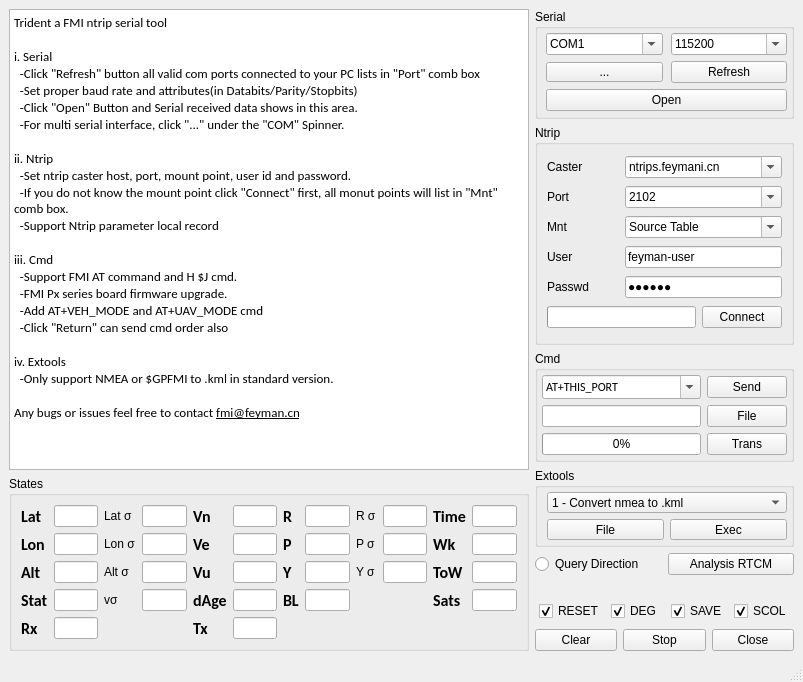
Above: gui/mainwindow.ui from linlintaotao/trident3.0 before the change. Below: the same form after it.
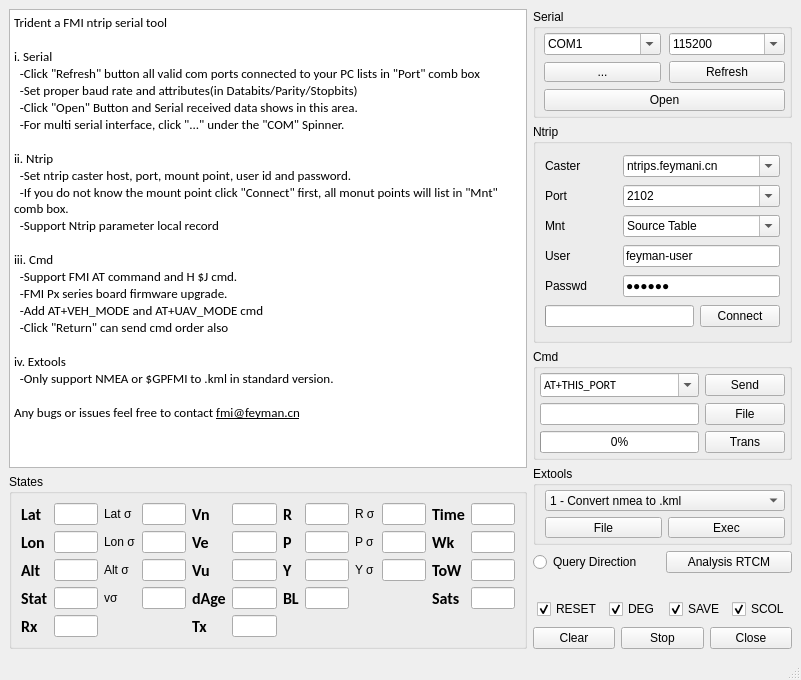
That is the form after the change.

Diff of the .ui file:
```diff
--- a/gui/mainwindow.ui
+++ b/gui/mainwindow.ui
@@ -9,8 +9,8 @@
    <rect>
     <x>0</x>
     <y>0</y>
-    <width>803</width>
-    <height>682</height>
+    <width>801</width>
+    <height>680</height>
    </rect>
   </property>
   <widget class="QWidget" name="centralwidget">
@@ -830,7 +830,7 @@
         <item>
          <widget class="QGroupBox" name="Ntrip">
           <property name="sizePolicy">
-           <sizepolicy hsizetype="Preferred" vsizetype="Fixed">
+           <sizepolicy hsizetype="Preferred" vsizetype="Preferred">
             <horstretch>0</horstretch>
             <verstretch>2</verstretch>
            </sizepolicy>
```
